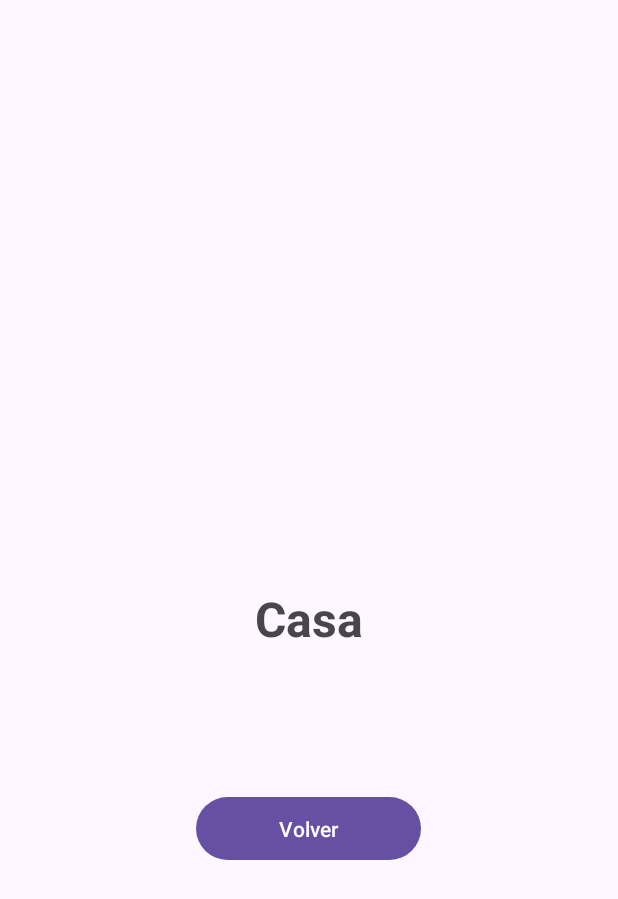
After one commit to Ibrahh05/SymphonyPlayer, an Android app: the HomeFragment screen opened through its navigation route, on a phone screen of 412 x 824 dp. The commit adds this screen. Shown: the top 899 px of the screen. Run offline under Robolectric (Android 15) with nearby library versions, the phone set to English and light mode, and no system bars; our stand-ins replace navigation-ui; 3 statements that could not run were skipped.

Commit message:
Implementación de LoginViewModel, HomeFragment y mejoras en Login con ViewBinding

```diff
--- /dev/null
+++ b/Loggin/app/src/main/java/com/example/loggin/fragments/HomeFragment.kt
@@ -0,0 +1,29 @@
+package com.example.loggin.fragments
+
+import android.os.Bundle
+import androidx.fragment.app.Fragment
+import android.view.LayoutInflater
+import android.view.View
+import android.view.ViewGroup
+import android.widget.Button
+import androidx.navigation.findNavController
+import com.example.loggin.R
+
+class HomeFragment : Fragment() {
+
+    override fun onCreateView(
+        inflater: LayoutInflater, container: ViewGroup?,
+        savedInstanceState: Bundle?
+    ): View? {
+        return inflater.inflate(R.layout.fragment_home, container, false)
+    }
+
+    override fun onViewCreated(view: View, savedInstanceState: Bundle?) {
+        super.onViewCreated(view, savedInstanceState)
+
+        val btnVolver = view.findViewById<Button>(R.id.button)
+        btnVolver.setOnClickListener {
+            view.findNavController().navigateUp()
+        }
+    }
+}
--- a/Loggin/app/src/main/java/com/example/loggin/fragments/RegistroFragment.kt
+++ b/Loggin/app/src/main/java/com/example/loggin/fragments/RegistroFragment.kt
@@ -9,7 +9,7 @@ import androidx.fragment.app.Fragment
 import androidx.navigation.findNavController
 import com.example.loggin.R
 
-class Registro : Fragment() {
+class RegistroFragment : Fragment() {
 
     override fun onCreateView(
         inflater: LayoutInflater,
--- /dev/null
+++ b/Loggin/app/src/main/java/com/example/loggin/viewmodels/LogginUiEvent.kt
@@ -0,0 +1,6 @@
+package com.example.loggin.viewmodels
+
+sealed interface LoginUiEvent {
+    object NavigateToHome : LoginUiEvent
+    data class ShowError(val messageResId: Int) : LoginUiEvent
+}
--- /dev/null
+++ b/Loggin/app/src/main/res/layout/fragment_home.xml
@@ -0,0 +1,35 @@
+<?xml version="1.0" encoding="utf-8"?>
+<androidx.constraintlayout.widget.ConstraintLayout xmlns:android="http://schemas.android.com/apk/res/android"
+    xmlns:app="http://schemas.android.com/apk/res-auto"
+    xmlns:tools="http://schemas.android.com/tools"
+    android:layout_width="match_parent"
+    android:layout_height="match_parent"
+    tools:context=".fragments.HomeFragment">
+
+    <TextView
+        android:id="@+id/textView"
+        android:layout_width="wrap_content"
+        android:layout_height="wrap_content"
+        android:text="@string/home"
+        android:textSize="32sp"
+        android:textStyle="bold"
+        app:layout_constraintBottom_toBottomOf="parent"
+        app:layout_constraintEnd_toEndOf="parent"
+        app:layout_constraintStart_toStartOf="parent"
+        app:layout_constraintTop_toTopOf="parent" />
+
+    <Button
+        android:id="@+id/button"
+        android:layout_width="150dp"
+        android:layout_height="50dp"
+        android:layout_marginStart="130dp"
+        android:layout_marginTop="110dp"
+        android:layout_marginEnd="131dp"
+        android:layout_marginBottom="264dp"
+        android:text="@string/volver"
+        app:layout_constraintBottom_toBottomOf="parent"
+        app:layout_constraintEnd_toEndOf="parent"
+        app:layout_constraintStart_toStartOf="parent"
+        app:layout_constraintTop_toBottomOf="@+id/textView" />
+
+</androidx.constraintlayout.widget.ConstraintLayout>
--- a/Loggin/app/src/main/res/layout/fragment_recuperar_contrasena.xml
+++ b/Loggin/app/src/main/res/layout/fragment_recuperar_contrasena.xml
@@ -4,7 +4,7 @@
     xmlns:tools="http://schemas.android.com/tools"
     android:layout_width="match_parent"
     android:layout_height="match_parent"
-    android:background="#FC7BD6FB"
+    android:background="#FCEAF5FB"
     tools:context=".fragments.RecuperarContrasenaFragment">
 
     <TextView
--- a/Loggin/app/src/main/res/layout/fragment_registro.xml
+++ b/Loggin/app/src/main/res/layout/fragment_registro.xml
@@ -5,8 +5,8 @@
     android:id="@+id/frameLayout"
     android:layout_width="match_parent"
     android:layout_height="match_parent"
-    android:background="#FC7BD6FB"
-    tools:context=".fragments.Registro">
+    android:background="#FCEAF5FB"
+    tools:context=".fragments.RegistroFragment">
 
     <TextView
         android:id="@+id/registroTitulo"
--- a/Loggin/app/src/main/res/navigation/vav_graph.xml
+++ b/Loggin/app/src/main/res/navigation/vav_graph.xml
@@ -16,11 +16,14 @@
         <action
             android:id="@+id/action_logginFragment_to_recuperarContrasenaFragment"
             app:destination="@id/recuperarContrasenaFragment" />
+        <action
+            android:id="@+id/action_logginFragment_to_homeFragment"
+            app:destination="@id/homeFragment" />
     </fragment>
 
     <fragment
         android:id="@+id/registroFragment"
-        android:name="com.example.loggin.fragments.Registro"
+        android:name="com.example.loggin.fragments.RegistroFragment"
         android:label="Registro"
         tools:layout="@layout/fragment_registro" />
 
@@ -30,4 +33,9 @@
         android:label="Recuperar Contraseña"
         tools:layout="@layout/fragment_recuperar_contrasena" />
 
+    <fragment
+        android:id="@+id/homeFragment"
+        android:name="com.example.loggin.fragments.HomeFragment"
+        android:label="Home"
+        tools:layout="@layout/fragment_home" />
 </navigation>
--- a/Loggin/app/src/main/res/values/strings.xml
+++ b/Loggin/app/src/main/res/values/strings.xml
@@ -10,4 +10,8 @@
     <string name="contrasena">Contraseña</string>
     <string name="confirmar_contrasena">Repetir contraseña</string>
     <string name="volver">Volver</string>
+    <string name="home">Casa</string>
+    <string name="short_pass_err">La contraseña tiene que tener minimo 6 caracteres</string>
+    <string name="invalid_credentials_err">Credenciales inválidas</string>
+    <string name="invalid_email_err">El email no es válido</string>
 </resources>
```
Also changed, not shown: Loggin/app/build.gradle.kts (+11 -0 lines), Loggin/app/src/main/java/com/example/loggin/MainActivity.kt (+0 -7 lines), Loggin/app/src/main/java/com/example/loggin/fragments/LogginFragment.kt (+65 -8 lines), Loggin/app/src/main/java/com/example/loggin/viewmodels/LogginUiState.kt (added, +10 -0 lines), Loggin/app/src/main/java/com/example/loggin/viewmodels/LoginViewModel.kt (added, +108 -0 lines), Loggin/app/src/main/res/layout-land/loggin_fragment.xml (added, +102 -0 lines), Loggin/app/src/main/res/layout/loggin_fragment.xml (+43 -30 lines), 1 other file.
